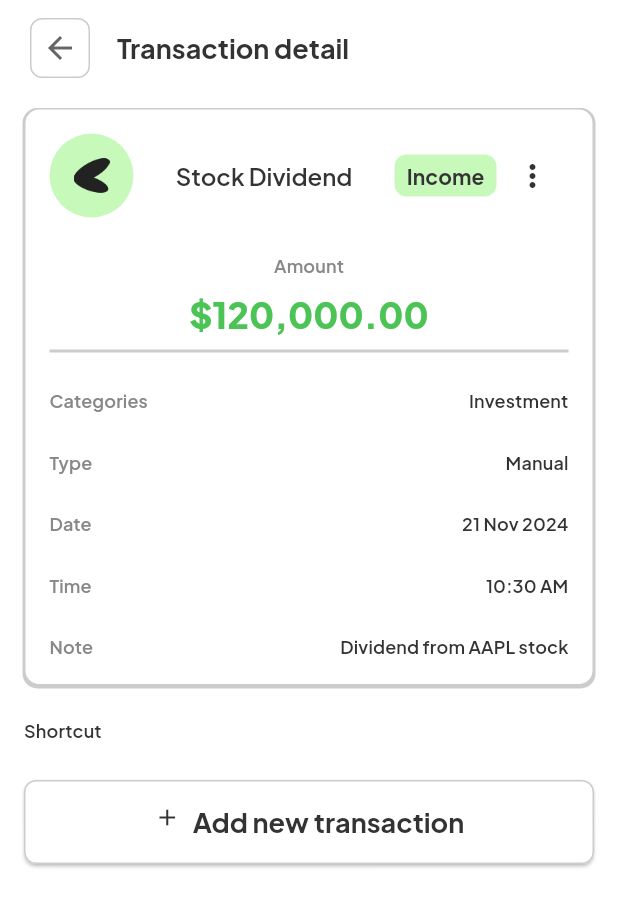
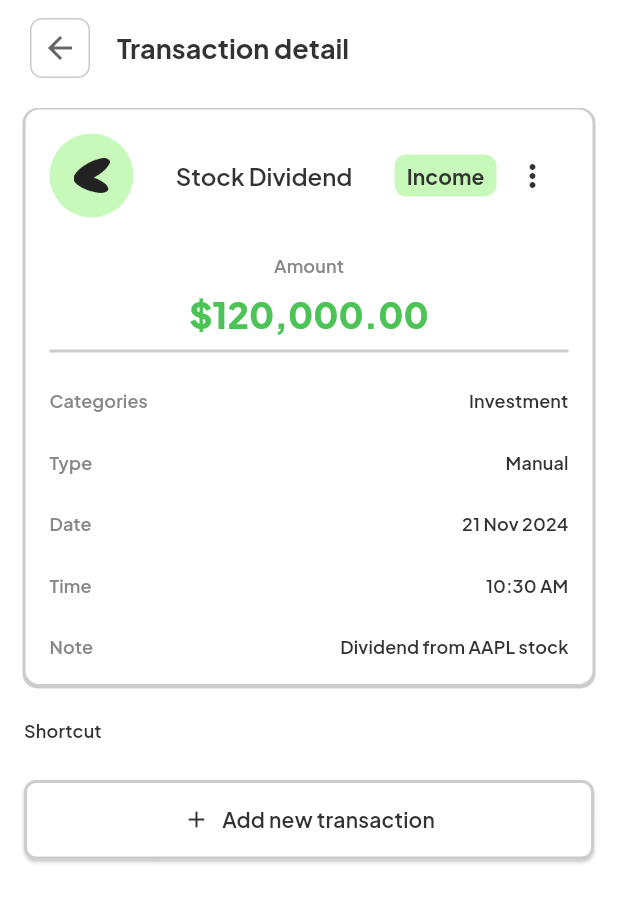
Before and after one commit to Sipoufo/moneytracker, a Flutter app: the TransactionDetail screen opened by its route, on a phone screen of 412 x 824 dp. Shown: the top 907 px of the screen. Run offline on Flutter 3.47's test engine with Material 3 defaults, Android fonts, the phone set to English and light mode, and no system bars; our stand-ins replace flutter_bloc, get_it, hive_flutter, smooth_page_indicator; accounts and stored records are empty; generated files the repository leaves out were written again.

Commit message:
fix: update add shortcut button

```diff
--- a/lib/core/widgets/button.widget.dart
+++ b/lib/core/widgets/button.widget.dart
@@ -6,6 +6,7 @@ class ButtonWidget extends StatelessWidget {
   const ButtonWidget({
     super.key,
     required this.title,
+    required this.textStyle,
     required this.onTap,
     required this.padding,
     required this.color,
@@ -14,6 +15,7 @@ class ButtonWidget extends StatelessWidget {
   });
 
   final String title;
+  final TextStyle? textStyle;
   final VoidCallback onTap;
   final EdgeInsetsGeometry padding;
   final Color color;
@@ -36,13 +38,14 @@ class ButtonWidget extends StatelessWidget {
           ),
         ),
         child: Wrap(
+          spacing: 8.0,
           alignment: WrapAlignment.center,
-          spacing: 8.0,
+          crossAxisAlignment: WrapCrossAlignment.center,
           children: [
             icon ?? const SizedBox(),
             Text(
               title,
-              style: Theme.of(context).textTheme.headlineSmall,
+              style: textStyle,
             ),
           ],
         ),
--- a/lib/features/onboarding/widgets/onboarding_navigation.widget.dart
+++ b/lib/features/onboarding/widgets/onboarding_navigation.widget.dart
@@ -42,6 +42,7 @@ class OnBoardingNavigation extends StatelessWidget {
             title: currentPageIndex == 2
                 ? AppLocalizations.of(context).lastOnBoardingButtonTitle
                 : AppLocalizations.of(context).tContinue,
+            textStyle: Theme.of(context).textTheme.headlineSmall,
             onTap: currentPageIndex == 2
                 ? () => Navigator.pushNamed(context, "/navigation")
                 : onTapNextButton,
--- a/lib/features/transaction/presentation/widgets/shortcut.widget.dart
+++ b/lib/features/transaction/presentation/widgets/shortcut.widget.dart
@@ -21,6 +21,7 @@ class ShortcutWidget extends StatelessWidget {
 
           ButtonWidget(
             title: AppLocalizations.of(context).addNewTransaction,
+            textStyle: Theme.of(context).textTheme.titleMedium,
             onTap: () {},
             padding: const EdgeInsets.symmetric(vertical: SizeUtil.defaultSpace),
             icon: Icon(
@@ -30,6 +31,7 @@ class ShortcutWidget extends StatelessWidget {
             color: Theme.of(context).colorScheme.primaryContainer,
             border: BorderSide(
               color: Theme.of(context).colorScheme.secondaryContainer,
+              width: 2.0,
             ),
           ),
         ],
```
